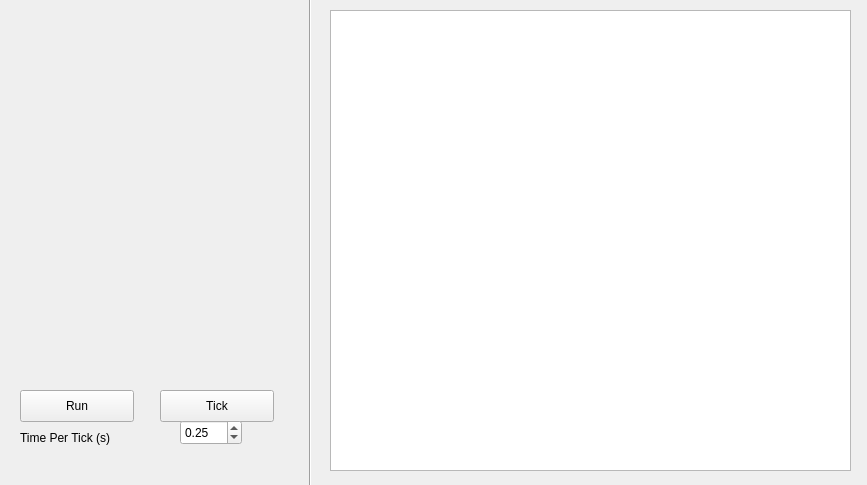
Before: the Qt Designer form gui/qTrace/cortexviewer.ui in gnmerritt/multiTrace-features, drawn with Qt 5.
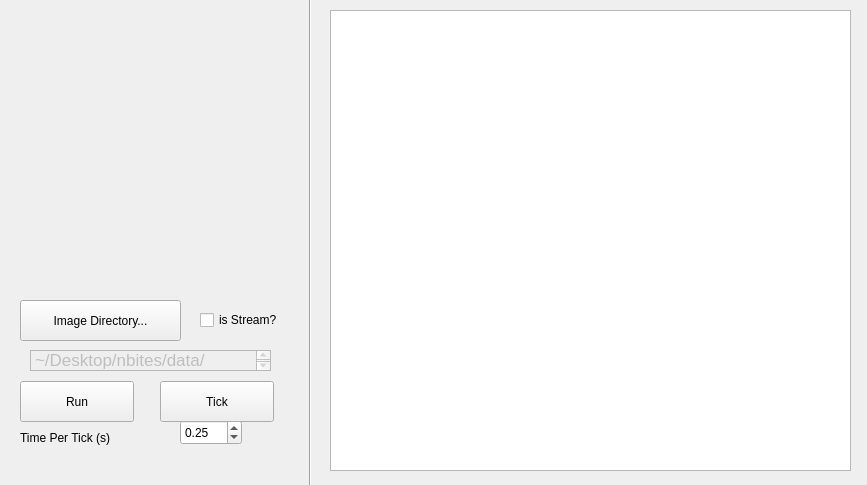
After: the same form once the commit is applied.

Commit message: one layer per window mostly working, still some drawing bugs probably

Diff of the .ui file:
```diff
--- a/gui/qTrace/cortexviewer.ui
+++ b/gui/qTrace/cortexviewer.ui
@@ -40,9 +40,9 @@
    <property name="geometry">
     <rect>
      <x>20</x>
-     <y>390</y>
+     <y>381</y>
      <width>114</width>
-     <height>32</height>
+     <height>41</height>
     </rect>
    </property>
    <property name="text">
@@ -53,9 +53,9 @@
    <property name="geometry">
     <rect>
      <x>160</x>
-     <y>390</y>
+     <y>381</y>
      <width>114</width>
-     <height>32</height>
+     <height>41</height>
     </rect>
    </property>
    <property name="text">
@@ -97,6 +97,52 @@
     <double>0.250000000000000</double>
    </property>
   </widget>
+  <widget class="QPushButton" name="pushButton">
+   <property name="geometry">
+    <rect>
+     <x>20</x>
+     <y>300</y>
+     <width>161</width>
+     <height>41</height>
+    </rect>
+   </property>
+   <property name="text">
+    <string>Image Directory...</string>
+   </property>
+  </widget>
+  <widget class="QCheckBox" name="checkBox">
+   <property name="geometry">
+    <rect>
+     <x>200</x>
+     <y>310</y>
+     <width>101</width>
+     <height>20</height>
+    </rect>
+   </property>
+   <property name="text">
+    <string>is Stream?</string>
+   </property>
+  </widget>
+  <widget class="QTextBrowser" name="textBrowser">
+   <property name="enabled">
+    <bool>false</bool>
+   </property>
+   <property name="geometry">
+    <rect>
+     <x>30</x>
+     <y>350</y>
+     <width>241</width>
+     <height>21</height>
+    </rect>
+   </property>
+   <property name="html">
+    <string>&lt;!DOCTYPE HTML PUBLIC &quot;-//W3C//DTD HTML 4.0//EN&quot; &quot;http://www.w3.org/TR/REC-html40/strict.dtd&quot;&gt;
+&lt;html&gt;&lt;head&gt;&lt;meta name=&quot;qrichtext&quot; content=&quot;1&quot; /&gt;&lt;style type=&quot;text/css&quot;&gt;
+p, li { white-space: pre-wrap; }
+&lt;/style&gt;&lt;/head&gt;&lt;body style=&quot; font-family:'Lucida Grande'; font-size:13pt; font-weight:400; font-style:normal;&quot;&gt;
+&lt;p style=&quot; margin-top:0px; margin-bottom:0px; margin-left:0px; margin-right:0px; -qt-block-indent:0; text-indent:0px;&quot;&gt;~/Desktop/nbites/data/frames/&lt;/p&gt;&lt;/body&gt;&lt;/html&gt;</string>
+   </property>
+  </widget>
  </widget>
  <resources/>
  <connections/>
```
The commit also changes 5 other files.
